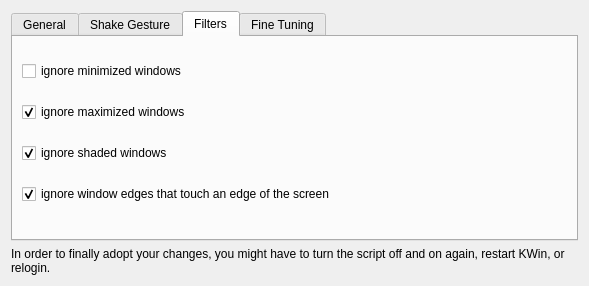
This is package/contents/ui/config.ui in Flupp/sticky-window-snapping as Qt 5 draws it before an edit. The edited form follows.
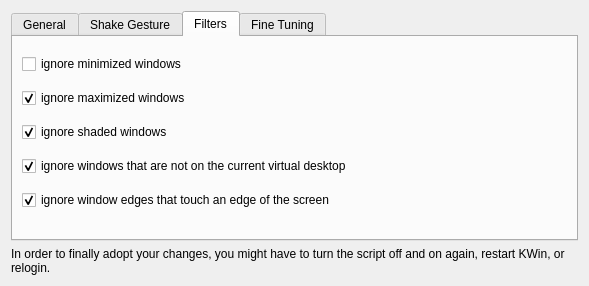
This is the edited form. The open tabs and pages were chosen to show the change.

Commit message:
make ignoring windows from non-current desktops configurable
resolves #12

The edit to the form file:
```diff
--- a/package/contents/ui/config.ui
+++ b/package/contents/ui/config.ui
@@ -252,6 +252,16 @@
          </property>
         </widget>
        </item>
+       <item>
+        <widget class="QCheckBox" name="kcfg_ignoreNoncurrentDesktops">
+         <property name="text">
+          <string>ignore windows that are not on the current virtual desktop</string>
+         </property>
+         <property name="checked">
+          <bool>true</bool>
+         </property>
+        </widget>
+       </item>
        <item>
         <widget class="QCheckBox" name="kcfg_ignoreBorderOfClientArea">
          <property name="text">
```
The commit also changes 2 other files.
